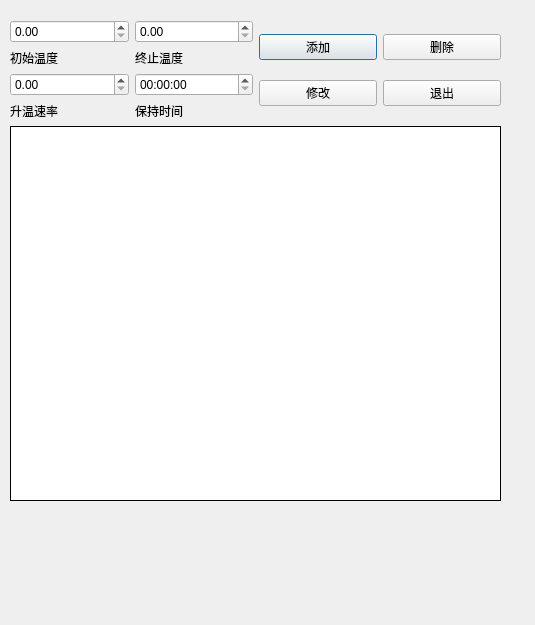
Qt form res/ui/segment_setting.ui (chadwangcn/control_app) before a commit.
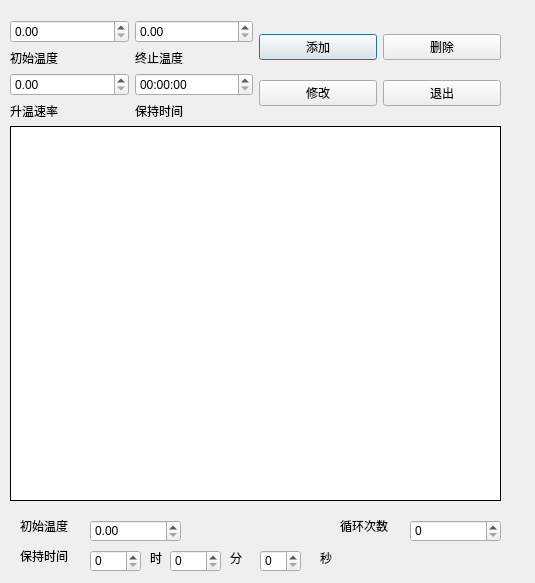
The same form after that commit.

Commit message: add segment ui support

```diff
--- a/res/ui/segment_setting.ui
+++ b/res/ui/segment_setting.ui
@@ -7,7 +7,7 @@
     <x>0</x>
     <y>0</y>
     <width>535</width>
-    <height>625</height>
+    <height>583</height>
    </rect>
   </property>
   <property name="windowTitle">
@@ -130,6 +130,152 @@
     </item>
    </layout>
   </widget>
+  <widget class="QLabel" name="label_5">
+   <property name="geometry">
+    <rect>
+     <x>20</x>
+     <y>520</y>
+     <width>54</width>
+     <height>12</height>
+    </rect>
+   </property>
+   <property name="text">
+    <string>初始温度</string>
+   </property>
+  </widget>
+  <widget class="QLabel" name="label_17">
+   <property name="geometry">
+    <rect>
+     <x>320</x>
+     <y>550</y>
+     <width>21</width>
+     <height>16</height>
+    </rect>
+   </property>
+   <property name="text">
+    <string>秒</string>
+   </property>
+  </widget>
+  <widget class="QDoubleSpinBox" name="Temp_Hold_m">
+   <property name="geometry">
+    <rect>
+     <x>170</x>
+     <y>550</y>
+     <width>51</width>
+     <height>22</height>
+    </rect>
+   </property>
+   <property name="decimals">
+    <number>0</number>
+   </property>
+  </widget>
+  <widget class="QLabel" name="label_12">
+   <property name="geometry">
+    <rect>
+     <x>150</x>
+     <y>550</y>
+     <width>21</width>
+     <height>16</height>
+    </rect>
+   </property>
+   <property name="text">
+    <string>时</string>
+   </property>
+  </widget>
+  <widget class="QDoubleSpinBox" name="Temp_Init">
+   <property name="geometry">
+    <rect>
+     <x>90</x>
+     <y>520</y>
+     <width>91</width>
+     <height>22</height>
+    </rect>
+   </property>
+   <property name="maximum">
+    <double>500.000000000000000</double>
+   </property>
+  </widget>
+  <widget class="QLabel" name="label_13">
+   <property name="geometry">
+    <rect>
+     <x>230</x>
+     <y>550</y>
+     <width>21</width>
+     <height>16</height>
+    </rect>
+   </property>
+   <property name="text">
+    <string>分</string>
+   </property>
+  </widget>
+  <widget class="QDoubleSpinBox" name="Temp_Hold_h">
+   <property name="geometry">
+    <rect>
+     <x>90</x>
+     <y>550</y>
+     <width>51</width>
+     <height>22</height>
+    </rect>
+   </property>
+   <property name="decimals">
+    <number>0</number>
+   </property>
+  </widget>
+  <widget class="QDoubleSpinBox" name="Temp_Hold_s">
+   <property name="geometry">
+    <rect>
+     <x>260</x>
+     <y>550</y>
+     <width>41</width>
+     <height>22</height>
+    </rect>
+   </property>
+   <property name="decimals">
+    <number>0</number>
+   </property>
+  </widget>
+  <widget class="QLabel" name="label_6">
+   <property name="geometry">
+    <rect>
+     <x>20</x>
+     <y>550</y>
+     <width>54</width>
+     <height>12</height>
+    </rect>
+   </property>
+   <property name="text">
+    <string>保持时间</string>
+   </property>
+  </widget>
+  <widget class="QLabel" name="label_repeat">
+   <property name="geometry">
+    <rect>
+     <x>340</x>
+     <y>520</y>
+     <width>54</width>
+     <height>12</height>
+    </rect>
+   </property>
+   <property name="text">
+    <string>循环次数</string>
+   </property>
+  </widget>
+  <widget class="QDoubleSpinBox" name="repeat_cnt">
+   <property name="geometry">
+    <rect>
+     <x>410</x>
+     <y>520</y>
+     <width>91</width>
+     <height>22</height>
+    </rect>
+   </property>
+   <property name="decimals">
+    <number>0</number>
+   </property>
+   <property name="maximum">
+    <double>100.000000000000000</double>
+   </property>
+  </widget>
  </widget>
  <resources/>
  <connections/>
```
The commit also changes 1 other file.
